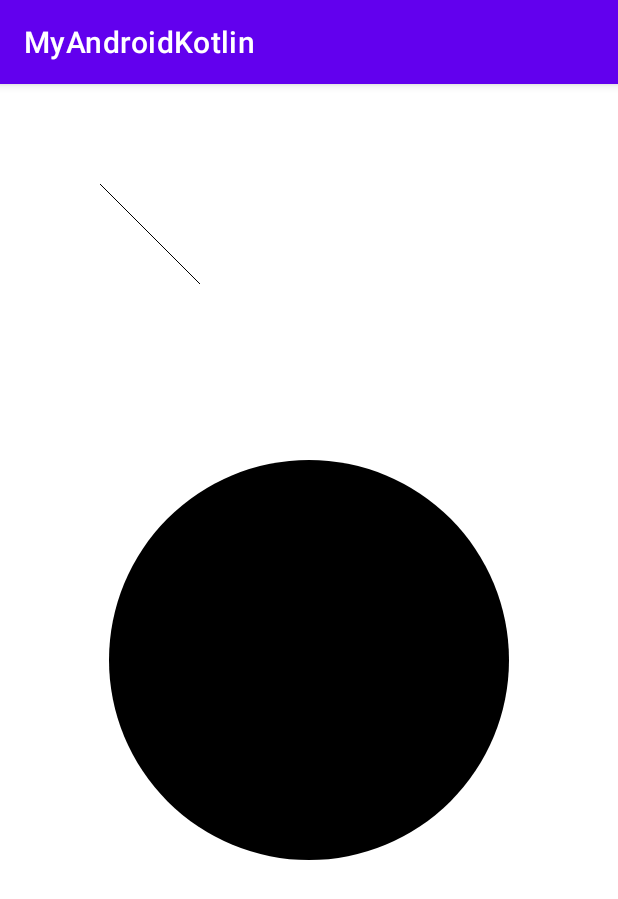
After one commit to jiaoery/MyAndroidKotlin, an Android app: the CustomViewActivity screen opened directly, with no data from a screen before it, on a phone screen of 412 x 824 dp. The commit adds this screen. Shown: the top 899 px of the screen. Run offline under Robolectric (Android 15) with nearby library versions, the phone set to English and light mode, and no system bars; our stand-ins replace data binding.

Commit message:
customview

```diff
--- /dev/null
+++ b/app/src/main/java/com/example/myandroidkotlin/customview/CustomViewActivity.kt
@@ -0,0 +1,12 @@
+package com.example.myandroidkotlin.customview
+
+import androidx.appcompat.app.AppCompatActivity
+import android.os.Bundle
+import com.example.myandroidkotlin.R
+
+class CustomViewActivity : AppCompatActivity() {
+    override fun onCreate(savedInstanceState: Bundle?) {
+        super.onCreate(savedInstanceState)
+        setContentView(R.layout.activity_custom_view)
+    }
+}
--- /dev/null
+++ b/app/src/main/java/com/example/myandroidkotlin/customview/TestView.kt
@@ -0,0 +1,28 @@
+package com.example.myandroidkotlin.customview
+
+import android.content.Context
+import android.graphics.Canvas
+import android.graphics.Paint
+import android.util.AttributeSet
+import androidx.appcompat.widget.AppCompatTextView
+
+/**
+ * ClassName: TestView<br/>
+ * Description: 测试View
+ * date: 2021/2/23 22:50<br/>
+ *
+ * @author Administrator
+ * @version V1.0.0
+ * @since JDK 1.8
+ */
+class TestView(context: Context, attributes: AttributeSet?): AppCompatTextView(context,attributes) {
+
+
+     val paint = Paint(Paint.ANTI_ALIAS_FLAG)
+
+    override fun onDraw(canvas: Canvas) {
+        super.onDraw(canvas)
+        canvas.drawLine(100f,100f,200f,200f,paint)
+        canvas.drawCircle((width/2).toFloat(), (height/2).toFloat(),200f,paint)
+    }
+}
--- /dev/null
+++ b/app/src/main/res/layout/activity_custom_view.xml
@@ -0,0 +1,13 @@
+<?xml version="1.0" encoding="utf-8"?>
+<layout>
+    <com.example.myandroidkotlin.customview.TestView xmlns:android="http://schemas.android.com/apk/res/android"
+        xmlns:app="http://schemas.android.com/apk/res-auto"
+        xmlns:tools="http://schemas.android.com/tools"
+        android:layout_width="match_parent"
+        android:layout_height="match_parent"
+        tools:context=".customview.CustomViewActivity">
+
+    </com.example.myandroidkotlin.customview.TestView>
+
+
+</layout>
--- a/app/src/main/res/values/array_string.xml
+++ b/app/src/main/res/values/array_string.xml
@@ -5,5 +5,6 @@
         <item>com.example.myandroidkotlin.navigation.NavigationActivity</item>
         <item>com.example.myandroidkotlin.permissionx.PermissionActivity</item>
         <item>com.example.myandroidkotlin.watermark.WaterMarkActivity</item>
+        <item>com.example.myandroidkotlin.customview.CustomViewActivity</item>
     </string-array>
 </resources>
--- a/app/src/main/res/values/string_array.xml
+++ b/app/src/main/res/values/string_array.xml
@@ -5,5 +5,6 @@
         <item>navigation 导航页</item>
         <item>permissionX 权限管理</item>
         <item>watermark 水印</item>
+        <item>自定义View 基础</item>
     </string-array>
 </resources>
```
Also changed, not shown: app/src/main/AndroidManifest.xml (+3 -6 lines), app/src/main/java/com/example/myandroidkotlin/utils/Utils.kt (+14 -4 lines), 1 other file.
